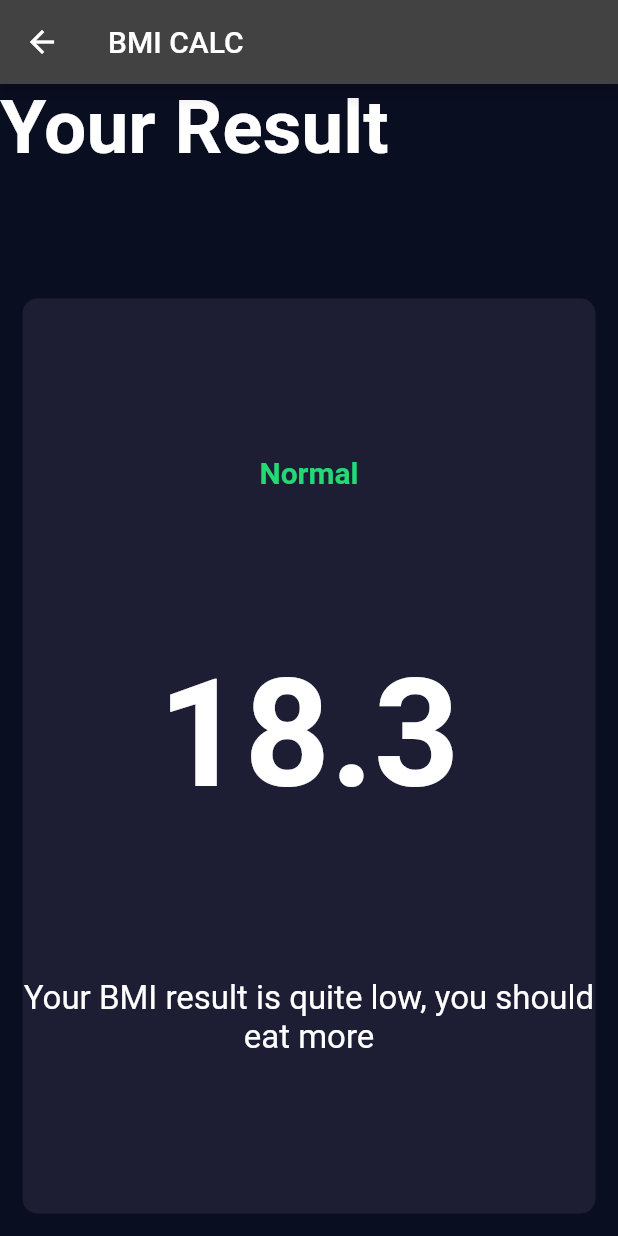
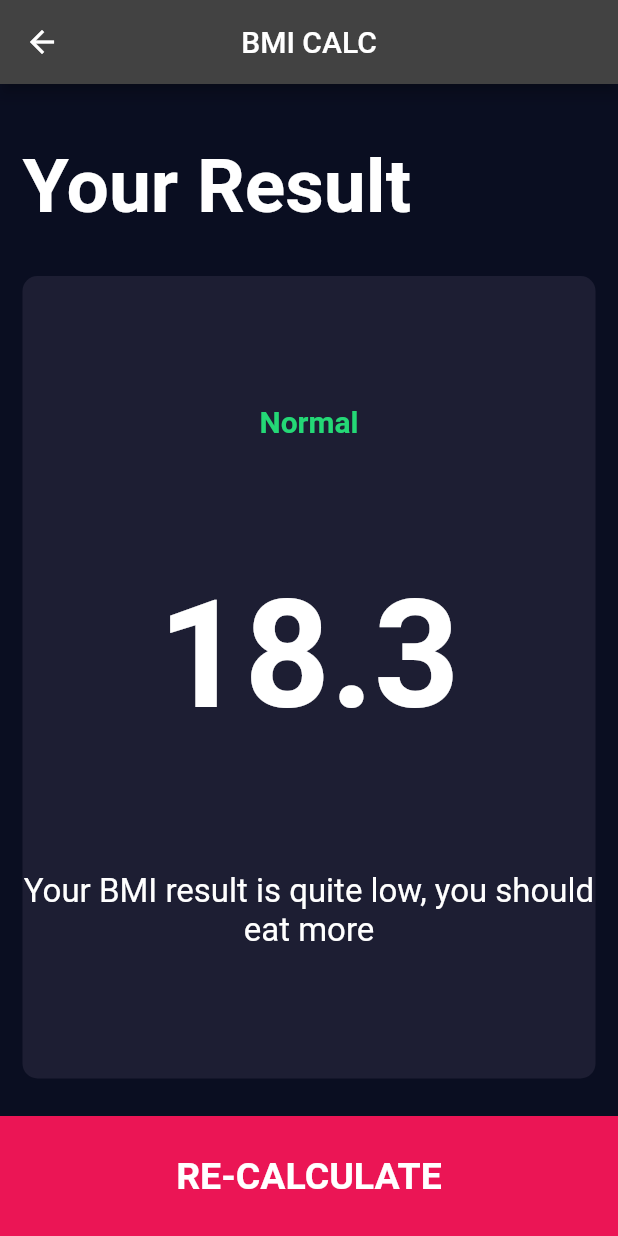
Before and after one commit to KYOHEI-jp/bmi_calculator, a Flutter app: the ResultsPage screen opened directly, on a phone screen of 412 x 824 dp. Run offline on Flutter 3.47's test engine with Material 2 defaults, Android fonts, the phone set to English and light mode, and no system bars; our stand-ins replace font_awesome_flutter.

Commit message:
resultPage終わり

```diff
--- a/lib/screens/results_page.dart
+++ b/lib/screens/results_page.dart
@@ -1,3 +1,4 @@
+import 'package:bmi_calculator/components/bottom_button.dart';
 import 'package:bmi_calculator/constants.dart';
 import 'package:bmi_calculator/components/reusable_card.dart';
 import 'package:flutter/material.dart';
@@ -9,6 +10,7 @@ class ResultsPage extends StatelessWidget {
   Widget build(BuildContext context) {
     return Scaffold(
       appBar: AppBar(
+        centerTitle: true,
         title: Text("BMI CALC"),
       ),
       body: Column(
@@ -17,6 +19,8 @@ class ResultsPage extends StatelessWidget {
         children: [
           Expanded(
             child: Container(
+              padding: EdgeInsets.all(15.0),
+              alignment: Alignment.bottomLeft,
               child: Text(
                 "Your Result",
                 style: kTitleTextStyle,
@@ -49,6 +53,12 @@ class ResultsPage extends StatelessWidget {
               onPress: () {},
             ),
           ),
+          BottomButton(
+            onTap: () {
+              Navigator.pop(context);
+            },
+            buttonTitle: "RE-CALCULATE",
+          ),
         ],
       ),
     );
```
